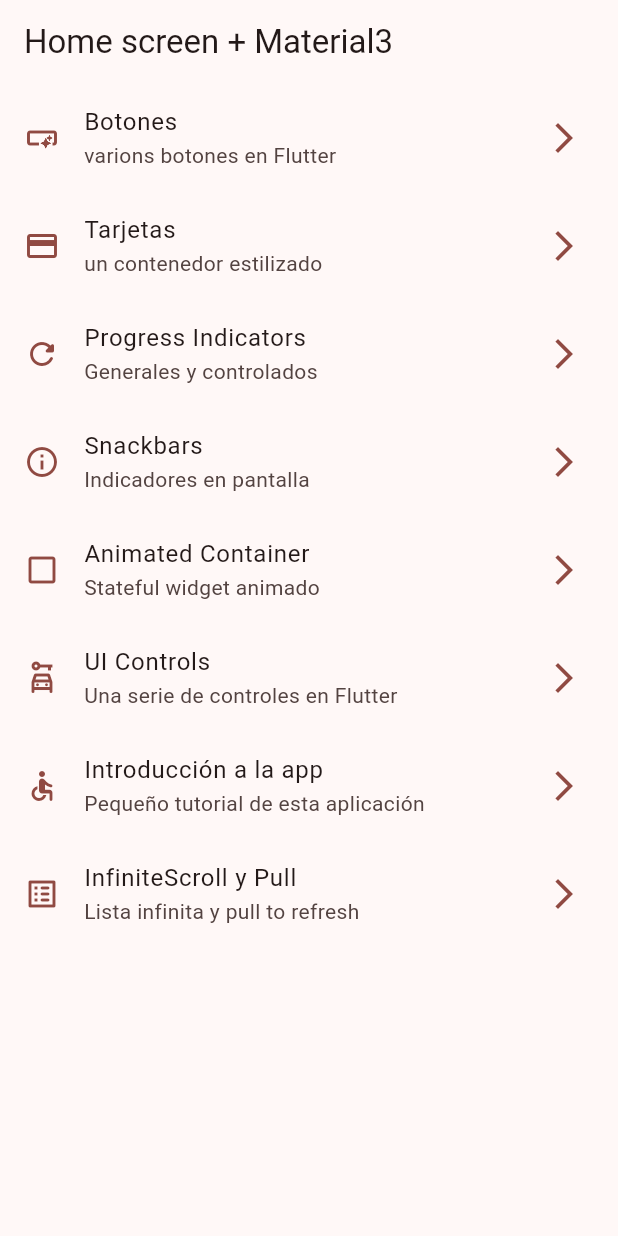
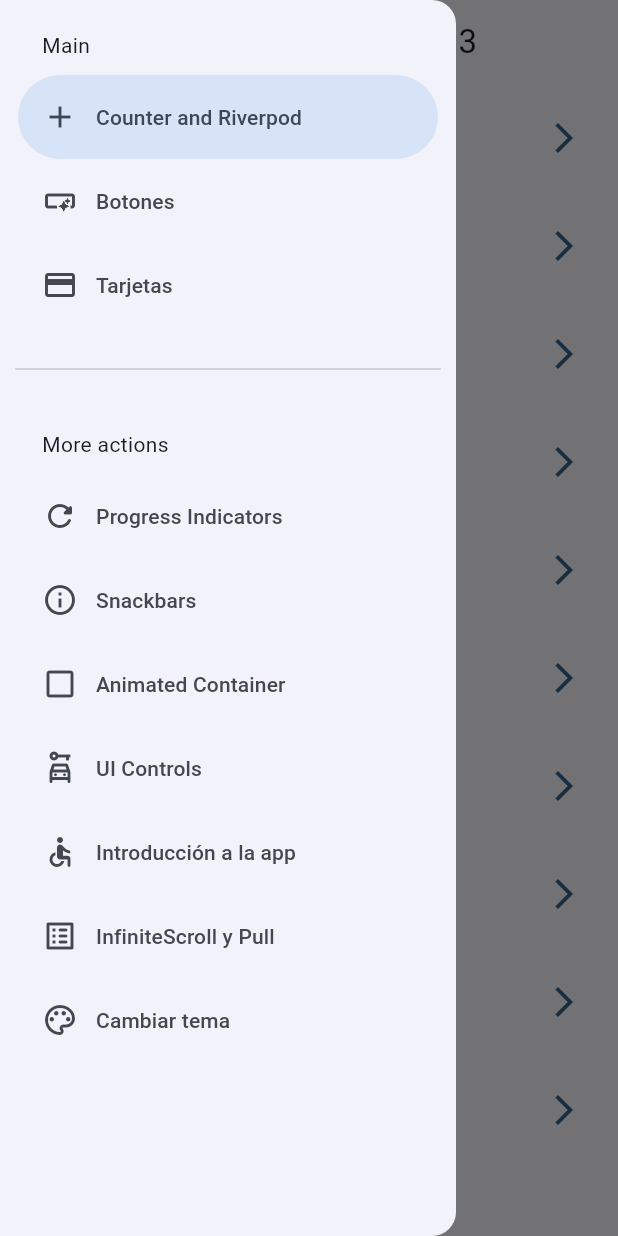
Before and after one commit to Diego2038/Widgets-App, a Flutter app: the screen it shows after launch, with the side drawer open (before the commit the screen has no drawer), on a phone screen of 412 x 824 dp. Run offline on Flutter 3.47's test engine with Material 2 defaults, Android fonts, the phone set to English and light mode, and no system bars; our stand-ins replace animate_do, flutter_riverpod, go_router.

Commit message:
V0.1.6 Addition: Modify colors and lightmode inside App

```diff
--- a/lib/config/menu/menu_items.dart
+++ b/lib/config/menu/menu_items.dart
@@ -20,6 +20,12 @@ class MenuItems {
 }
 
 const List<MenuItems> appMenuItems = [
+
+  MenuItems(
+    title: "Counter and Riverpod",
+    subTitle: "Para contar con el gestor de Riverpod", link: '/counter',
+    icon: Icons.add
+  ),
 
   MenuItems(
     title: "Botones",
@@ -77,4 +83,11 @@ const List<MenuItems> appMenuItems = [
     icon: Icons.list_alt_rounded
   ),
 
+  MenuItems(
+    title: "Cambiar tema",
+    subTitle: "Cambiar tema de la aplicación",
+    link: "/theme-changer",
+    icon: Icons.color_lens_outlined
+  ),
+
 ];
--- a/lib/config/router/router.dart
+++ b/lib/config/router/router.dart
@@ -61,5 +61,17 @@ final appRouter = GoRouter(
       builder: (context, state) => const InfiniteScrollScreen(),
     ),
 
+    GoRoute(
+      name: CounterScreen.name,
+      path: '/counter',
+      builder: (context, state) => CounterScreen(),
+    ),
+
+    GoRoute(
+      name: ThemeChangerScreen.name,
+      path: '/theme-changer',
+      builder: (context, state) => ThemeChangerScreen(),
+    )
+
   ]
 );
--- a/lib/config/theme/app_theme.dart
+++ b/lib/config/theme/app_theme.dart
@@ -18,13 +18,16 @@ const List<Color> colorList = [
 class AppTheme {
 
   final int selectedColor;
+  final bool isLightmode;
 
   AppTheme({
-    this.selectedColor = 0
+    this.selectedColor = 0,
+    required this.isLightmode
     }):assert(selectedColor >= 0, 'Selected color must be greater than zero'),
       assert(selectedColor <= colorList.length, "selected color value must be smaller than ${ colorList.length - 1 }, and you put $selectedColor");
 
   ThemeData getTheme () => ThemeData(
+    brightness: isLightmode ? Brightness.light : Brightness.dark,
     useMaterial3: true,
     colorSchemeSeed: colorList[ selectedColor ],
     appBarTheme: const AppBarTheme(
--- a/lib/main.dart
+++ b/lib/main.dart
@@ -1,20 +1,28 @@
 import 'package:flutter/material.dart';
+import 'package:flutter_riverpod/flutter_riverpod.dart';
 import 'package:wigets_app/config/router/router.dart';
 import 'package:wigets_app/config/theme/app_theme.dart';
+import 'package:wigets_app/presentation/providers/is_lightmode_provider.dart';
 
 void main() {
-  runApp(const MainApp());
+  runApp(ProviderScope(child: const MainApp()));
 }
 
-class MainApp extends StatelessWidget {
+class MainApp extends ConsumerWidget {
   const MainApp({super.key});
 
   @override
-  Widget build(BuildContext context) {
+  Widget build(BuildContext context, WidgetRef ref) {
+
+    final int colorGlobalSelected = ref.watch( selectColorProvider );
+    final bool isLightModeGlobal = ref.watch( isLightmodeProvider );
+
     return  MaterialApp.router(
       routerConfig: appRouter,
       title: "Flutter Widgets 😭👌",
-      theme: AppTheme(selectedColor: 1
+      theme: AppTheme(
+        selectedColor: colorGlobalSelected,
+        isLightmode: isLightModeGlobal
       ).getTheme(),
       debugShowCheckedModeBanner: false,
     );
--- /dev/null
+++ b/lib/presentation/providers/counter_provider.dart
@@ -0,0 +1,5 @@
+
+
+import 'package:flutter_riverpod/flutter_riverpod.dart';
+
+final counterProvider = StateProvider<int>((ref) => 5);
--- /dev/null
+++ b/lib/presentation/providers/is_lightmode_provider.dart
@@ -0,0 +1,10 @@
+
+
+import 'package:flutter_riverpod/flutter_riverpod.dart';
+import 'package:wigets_app/config/theme/app_theme.dart';
+
+final isLightmodeProvider = StateProvider<bool>((ref) => true);
+
+final colorListProvider = Provider((ref) => colorList);
+
+final selectColorProvider = StateProvider<int>((ref) => 0);
--- a/lib/presentation/screen/home/home_screen.dart
+++ b/lib/presentation/screen/home/home_screen.dart
@@ -3,6 +3,7 @@
 import 'package:flutter/material.dart';
 import 'package:go_router/go_router.dart';
 import 'package:wigets_app/config/menu/menu_items.dart';
+import 'package:wigets_app/presentation/widgets/side_menu.dart';
 
 class HomeScreen extends StatelessWidget {
 
@@ -12,11 +13,15 @@ class HomeScreen extends StatelessWidget {
 
   @override
   Widget build(BuildContext context) {
+
+    final scaffoldKey = GlobalKey<ScaffoldState>();
+
     return  Scaffold(
       appBar: AppBar(
         title: const Text("Home screen + Material3"),
       ),
       body: const _HomeView(),
+      drawer: SideMenu(scaffoldKey: scaffoldKey),
     );
   }
 }
--- a/lib/presentation/screens.dart
+++ b/lib/presentation/screens.dart
@@ -1,9 +1,14 @@
+
+
+
 export 'package:wigets_app/presentation/buttons/buttons_screen.dart';
 export 'package:wigets_app/presentation/cards/cards_screen.dart';
 export 'package:wigets_app/presentation/screen/animated/animated_screens.dart';
 export 'package:wigets_app/presentation/screen/app_tutorial/app_tutorial_screen.dart';
+export 'package:wigets_app/presentation/screen/counter/counter_screen.dart';
 export 'package:wigets_app/presentation/screen/home/home_screen.dart';
 export 'package:wigets_app/presentation/screen/infinite_scroll/infinite_scroll_screen.dart';
 export 'package:wigets_app/presentation/screen/progress/progress_screen.dart';
 export 'package:wigets_app/presentation/screen/snackbar/snackbar_screen.dart';
+export 'package:wigets_app/presentation/screen/theme_changer/theme_changer_screen.dart';
 export 'package:wigets_app/presentation/screen/ui_controls/ui_controls_screen.dart';
--- /dev/null
+++ b/lib/presentation/widgets/side_menu.dart
@@ -0,0 +1,56 @@
+import 'package:flutter/material.dart';
+import 'package:go_router/go_router.dart';
+import 'package:wigets_app/config/menu/menu_items.dart';
+
+class SideMenu extends StatefulWidget {
+  final GlobalKey<ScaffoldState> scaffoldKey;
+  const SideMenu({
+    super.key,
+    required this.scaffoldKey
+  });
+
+  @override
+  State<SideMenu> createState() => _SideMenuState();
+}
+
+class _SideMenuState extends State<SideMenu> {
+
+  int navDrawerIndex = 0;
+
+  @override
+  Widget build(BuildContext context) {
+
+    final hasNotch = MediaQuery.of(context).viewPadding.top > 30;
+
+    return NavigationDrawer(
+      selectedIndex:  navDrawerIndex,
+      onDestinationSelected: (value) {
+        setState(() {
+          navDrawerIndex = value;
+        });
+        final menuItem = appMenuItems[value];
+        context.push( menuItem.link );
+        widget.scaffoldKey.currentState?.closeDrawer();
+      },
+      children:  [
+
+      Padding(
+        padding: EdgeInsets.fromLTRB(28, (hasNotch ? 0 : 20), 16, 10),
+        child: const Text("Main"),
+      ),
+
+      ...appMenuItems.map((item) => NavigationDrawerDestination(icon: Icon(item.icon), label: Text(item.title))).toList().sublist(0,3),
+
+      const Padding(padding: EdgeInsets.fromLTRB(10, 20, 10, 12),
+      child: Divider()),
+
+      const Padding(
+        padding: EdgeInsets.fromLTRB(28, 20, 16, 10),
+        child: Text("More actions"),
+      ),
+
+      ...appMenuItems.map((item) => NavigationDrawerDestination(icon: Icon(item.icon), label: Text(item.title))).toList().sublist(3),
+
+    ]);
+  }
+}
--- a/pubspec.yaml
+++ b/pubspec.yaml
@@ -10,6 +10,7 @@ dependencies:
   animate_do: ^3.0.2
   flutter:
     sdk: flutter
+  flutter_riverpod: ^2.3.6
   go_router: ^10.0.0
 
 dev_dependencies:
```
Also changed, not shown: lib/presentation/screen/counter/counter_screen.dart (added, +70 -0 lines), lib/presentation/screen/theme_changer/theme_changer_screen.dart (added, +64 -0 lines), pubspec.lock.
